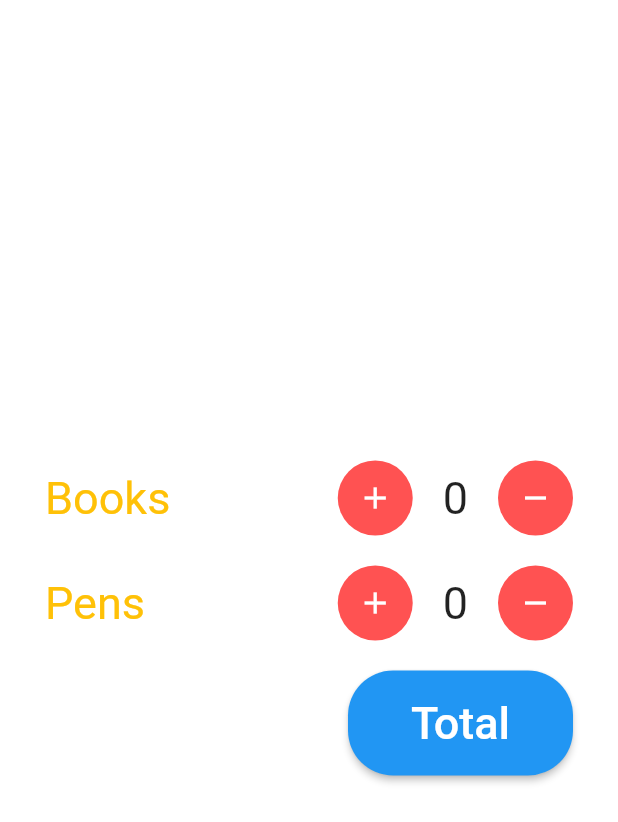
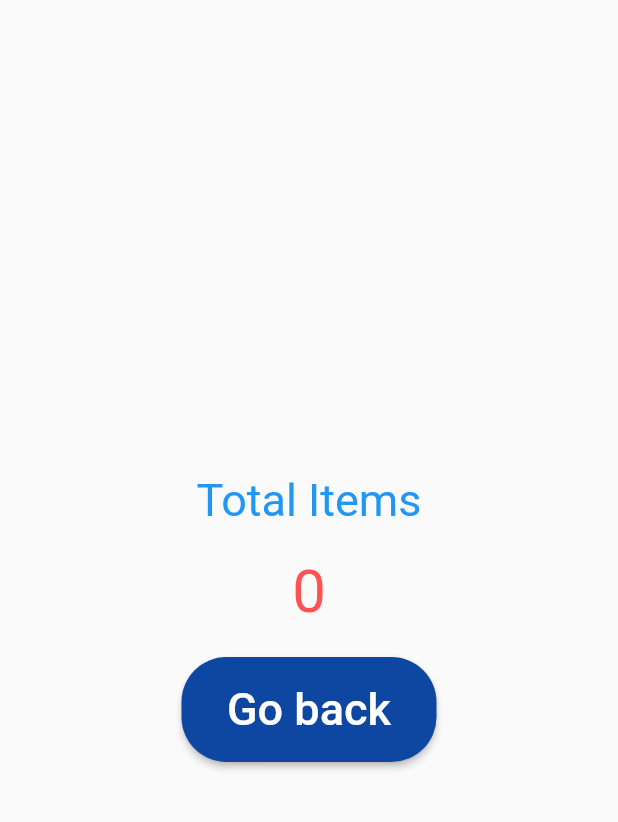
Before and after one commit to lukechoi14/fifth_flutter_app, a Flutter app: the screen it shows after launch, after a tap on "Total", on a phone screen of 412 x 824 dp. Shown: the top 822 px of the screen. Run offline on Flutter 3.47's test engine with Material 2 defaults, Android fonts, the phone set to English and light mode, and no system bars; our stand-ins replace get.

Commit message:
total page with getX package

```diff
--- a/lib/my_cart.dart
+++ b/lib/my_cart.dart
@@ -1,4 +1,5 @@
 import 'package:fifth_flutter_app/my_controller.dart';
+import 'package:fifth_flutter_app/total_page.dart';
 import 'package:flutter/cupertino.dart';
 import 'package:flutter/material.dart';
 import 'package:get/get.dart';
@@ -104,11 +105,13 @@ class MyCart extends StatelessWidget {
                   ),
                   child: ElevatedButton(
                     style: ElevatedButton.styleFrom(
+                      //elvated button 색 바꾸기
+                      primary: Colors.blue.shade900,
                       shape: RoundedRectangleBorder(
                         borderRadius: BorderRadius.circular(30)
                       ),
                     ),
-                    onPressed: (){},
+                    onPressed: ()=>Get.to(()=>TotalPage()),
                     child: Text("Total",
                     style: TextStyle(fontSize: 30,color: Colors.white),),
                   ),
--- a/lib/my_controller.dart
+++ b/lib/my_controller.dart
@@ -5,6 +5,7 @@ import 'package:get/get.dart';
 class MyController extends GetxController{
   var books = 0.obs;
   var pens = 0.obs;
+  int get sum=>books.value+pens.value;
 
   incrementBooks() {
     books.value++;
--- /dev/null
+++ b/lib/total_page.dart
@@ -0,0 +1,50 @@
+import 'package:fifth_flutter_app/my_cart.dart';
+import 'package:flutter/cupertino.dart';
+import 'package:flutter/material.dart';
+import 'package:get/get.dart';
+import 'my_controller.dart';
+class TotalPage extends StatelessWidget {
+  TotalPage({Key? key}) : super(key: key);
+  final MyController c = Get.put(MyController());
+
+  @override
+  Widget build(BuildContext context) {
+    return Scaffold(
+      body: Center(
+        child: Container(
+          child: Column(
+            mainAxisAlignment: MainAxisAlignment.center,
+            children: [
+              Text("Total Items",
+              style: TextStyle(fontSize: 30,color: Colors.blue),),
+              SizedBox(height: 20,),
+              Obx(()=>Text("${c.sum}",style: TextStyle(fontSize: 40,color: Colors.redAccent),)),
+              SizedBox(height: 20,),
+              Container(
+                width: 170,
+                height: 70,
+                decoration: BoxDecoration(
+                  borderRadius: BorderRadius.circular(30),
+                  // color: Colors.blue.shade900
+                ),
+                child: ElevatedButton(
+                  style: ElevatedButton.styleFrom(
+                    //elvated button 색 바꾸기
+                    primary: Colors.blue.shade900,
+                    shape: RoundedRectangleBorder(
+                        borderRadius: BorderRadius.circular(30)
+                    ),
+                  ),
+                  onPressed: ()=>Get.back(),
+                  child: Text("Go back",
+                    style: TextStyle(fontSize: 30,color: Colors.white),),
+                ),
+              )
+
+            ],
+          ),
+        ),
+      ),
+    );
+  }
+}
```
